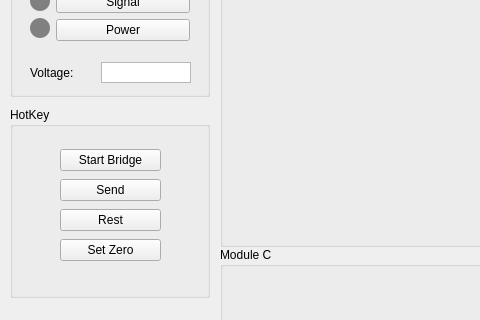
The window that kilin_ros_ws/src/kilin_panel/resources/kilin_panel.ui (hiho817/kilin_ws) describes before a commit, drawn with Qt 5; both pictures show x 0 to 480 and y 133 to 453 of the 1280 by 800 pixel window.
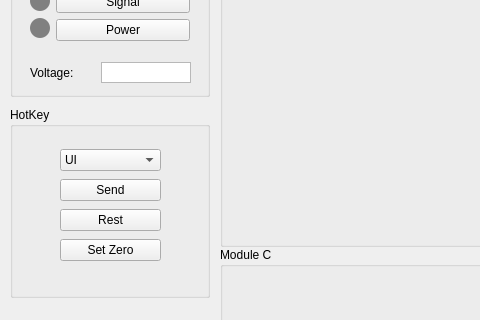
The same window after the commit.

Commit message: panel: Add joystick control, also only allowing ui to publish motor/command joystick: Add launch file for joystick node, also change kilin_cmd_converter to publish cmd_vel to motor_cmd_raw instead of motor_cmd directly.

Diff of the .ui file:
```diff
--- a/kilin_ros_ws/src/kilin_panel/resources/kilin_panel.ui
+++ b/kilin_ros_ws/src/kilin_panel/resources/kilin_panel.ui
@@ -315,10 +315,17 @@
      </property>
      <layout class="QVBoxLayout" name="verticalLayout_6">
       <item>
-       <widget class="QPushButton" name="btn_start_bridge">
+       <widget class="QComboBox" name="comboBox_input">
+        <item>
         <property name="text">
-         <string>Start Bridge</string>
-        </property>
+          <string>UI</string>
+         </property>
+        </item>
+        <item>
+         <property name="text">
+          <string>Manual</string>
+         </property>
+        </item>
        </widget>
       </item>
       <item>
```
Lines whose indentation alone changed are shown as unchanged. The commit also changes 10 other files.
